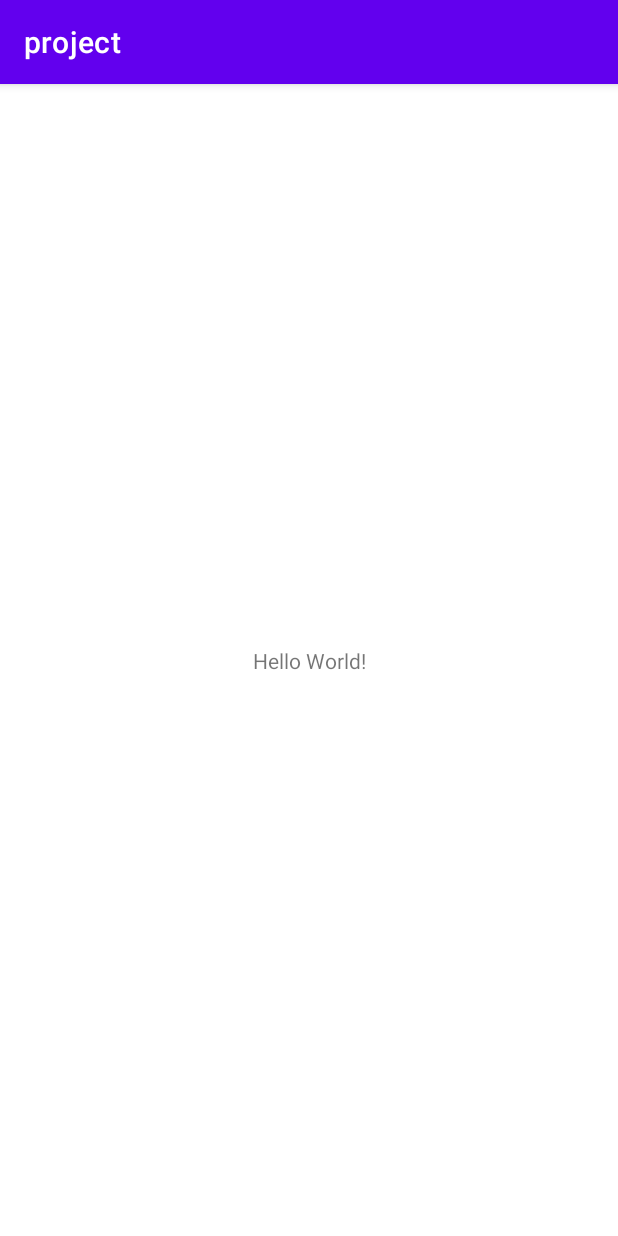
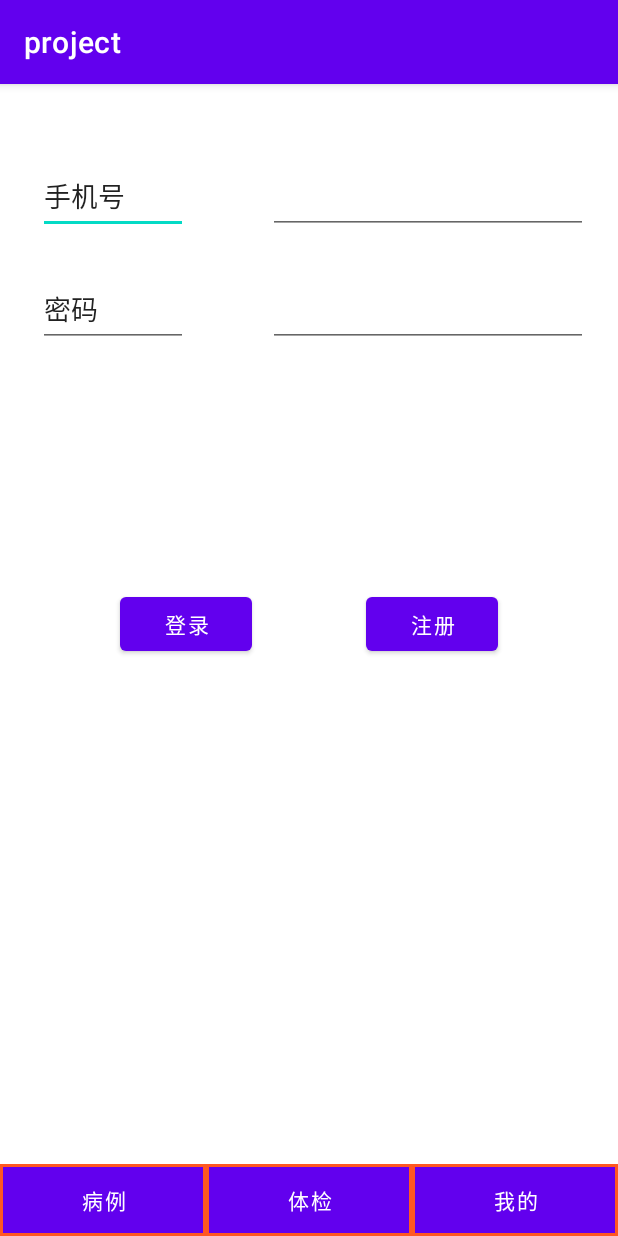
Before and after one commit to windsnow1025/Family-Health-App, an Android app: the screen it shows after launch (MainActivity), on a phone screen of 412 x 824 dp. Run offline under Robolectric (Android 15) with nearby library versions, the light colour scheme and no system bars.

Commit message:
Fix activity_main.xml

```diff
--- a/app/build.gradle
+++ b/app/build.gradle
@@ -28,6 +28,12 @@ android {
 }
 
 dependencies {
+    def fragment_version = "1.5.5"
+
+    // Java language implementation
+    implementation "androidx.fragment:fragment:$fragment_version"
+    // Kotlin
+    implementation "androidx.fragment:fragment-ktx:$fragment_version"
 
     implementation 'androidx.appcompat:appcompat:1.5.1'
     implementation 'com.google.android.material:material:1.7.0'
--- a/app/src/main/res/layout/activity_main.xml
+++ b/app/src/main/res/layout/activity_main.xml
@@ -6,13 +6,118 @@
     android:layout_height="match_parent"
     tools:context=".MainActivity">
 
-    <TextView
+    <LinearLayout
+        android:id="@+id/linearLayout"
+        android:layout_width="0dp"
+        android:layout_height="wrap_content"
+        android:orientation="horizontal"
+        app:layout_constraintBottom_toBottomOf="parent"
+        app:layout_constraintEnd_toEndOf="parent"
+        app:layout_constraintStart_toStartOf="parent">
+
+        <Button
+            android:id="@+id/button"
+            android:layout_width="0dp"
+            android:layout_height="wrap_content"
+            android:layout_weight="1"
+            android:insetTop="0dp"
+            android:insetBottom="0dp"
+            android:text="病例"
+            app:shapeAppearance="@style/ShapeAppearanceOverlay.Material3.Corner.Bottom"
+            app:strokeColor="#FF5722"
+            app:strokeWidth="2dp" />
+
+        <Button
+            android:id="@+id/button2"
+            android:layout_width="0dp"
+            android:layout_height="wrap_content"
+            android:layout_weight="1"
+            android:insetTop="0dp"
+            android:insetBottom="0dp"
+            android:text="体检"
+            app:shapeAppearance="@style/ShapeAppearanceOverlay.Material3.Corner.Bottom"
+            app:strokeColor="#FF5722"
+            app:strokeWidth="2dp" />
+
+        <Button
+            android:id="@+id/button3"
+            android:layout_width="0dp"
+            android:layout_height="wrap_content"
+            android:layout_weight="1"
+            android:insetTop="0dp"
+            android:insetBottom="0dp"
+            android:text="我的"
+            app:shapeAppearance="@style/ShapeAppearanceOverlay.Material3.Corner.Bottom"
+            app:strokeColor="#FF5722"
+            app:strokeWidth="2dp" />
+    </LinearLayout>
+
+    <EditText
+        android:id="@+id/editTextTextPersonName3"
+        android:layout_width="100dp"
+        android:layout_height="50dp"
+        android:layout_marginStart="25dp"
+        android:layout_marginTop="50dp"
+        android:ems="10"
+        android:inputType="textPersonName"
+        android:singleLine="false"
+        android:text="手机号"
+        app:layout_constraintStart_toStartOf="parent"
+        app:layout_constraintTop_toTopOf="parent" />
+
+    <EditText
+        android:id="@+id/editTextTextPersonName"
+        android:layout_width="100dp"
+        android:layout_height="50dp"
+        android:layout_marginStart="25dp"
+        android:layout_marginTop="25dp"
+        android:ems="10"
+        android:inputType="textPersonName"
+        android:text="密码"
+        app:layout_constraintStart_toStartOf="parent"
+        app:layout_constraintTop_toBottomOf="@+id/editTextTextPersonName3" />
+
+    <EditText
+        android:id="@+id/editTextPhone"
+        android:layout_width="wrap_content"
+        android:layout_height="50dp"
+        android:layout_marginTop="50dp"
+        android:layout_marginEnd="20dp"
+        android:ems="10"
+        android:inputType="phone"
+        app:layout_constraintEnd_toEndOf="parent"
+        app:layout_constraintTop_toTopOf="parent" />
+
+    <EditText
+        android:id="@+id/editTextTextPassword"
+        android:layout_width="wrap_content"
+        android:layout_height="50dp"
+        android:layout_marginTop="25dp"
+        android:layout_marginEnd="20dp"
+        android:ems="10"
+        android:inputType="textPassword"
+        app:layout_constraintEnd_toEndOf="parent"
+        app:layout_constraintTop_toBottomOf="@+id/editTextPhone" />
+
+    <Button
+        android:id="@+id/button4"
         android:layout_width="wrap_content"
         android:layout_height="wrap_content"
-        android:text="Hello World!"
-        app:layout_constraintBottom_toBottomOf="parent"
-        app:layout_constraintLeft_toLeftOf="parent"
-        app:layout_constraintRight_toRightOf="parent"
+        android:layout_marginStart="80dp"
+        android:text="登录"
+        app:layout_constraintBottom_toTopOf="@+id/linearLayout"
+        app:layout_constraintStart_toStartOf="parent"
         app:layout_constraintTop_toTopOf="parent" />
 
+    <Button
+        android:id="@+id/button5"
+        android:layout_width="wrap_content"
+        android:layout_height="wrap_content"
+        android:layout_marginEnd="80dp"
+        android:text="注册"
+        app:layout_constraintBottom_toTopOf="@+id/linearLayout"
+        app:layout_constraintEnd_toEndOf="parent"
+        app:layout_constraintTop_toTopOf="parent" />
+
+
 </androidx.constraintlayout.widget.ConstraintLayout>
--- a/build.gradle
+++ b/build.gradle
@@ -1,7 +1,7 @@
 // Top-level build file where you can add configuration options common to all sub-projects/modules.
 plugins {
-    id 'com.android.application' version '7.1.3' apply false
-    id 'com.android.library' version '7.1.3' apply false
+    id 'com.android.application' version '7.4.0' apply false
+    id 'com.android.library' version '7.4.0' apply false
 }
 
 task clean(type: Delete) {
```
Also changed, not shown: gradle/wrapper/gradle-wrapper.properties.
